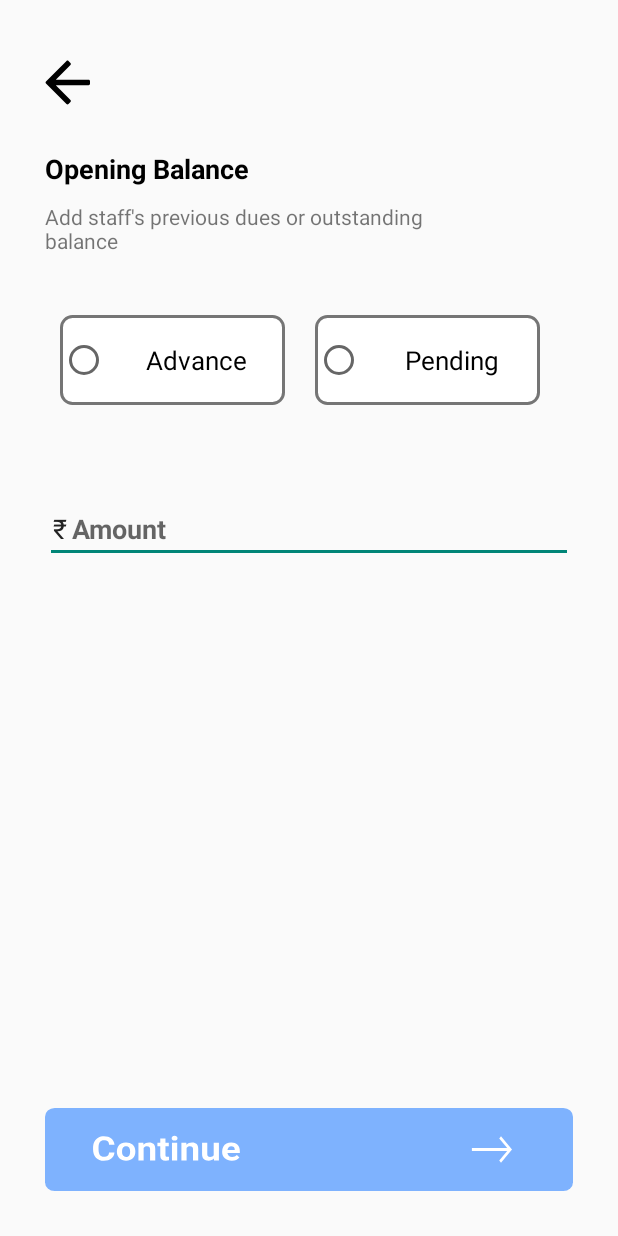
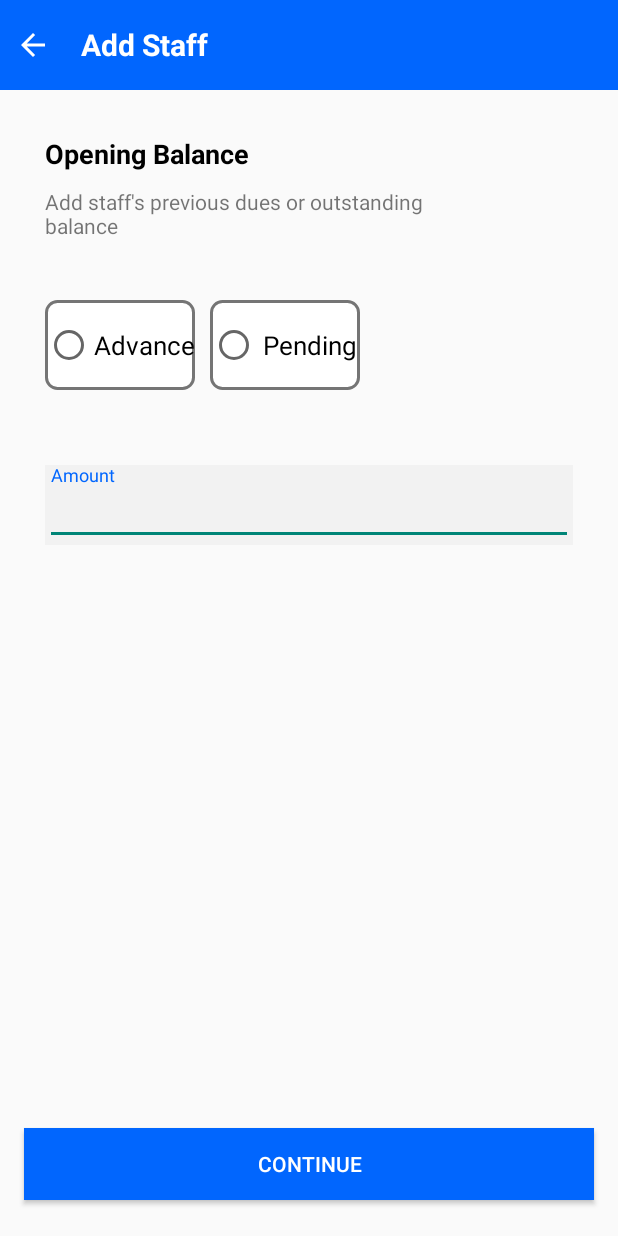
Before and after one commit to Tejeet/Carbon_PagarBook, an Android app: the OpeningBalance screen opened directly, with no data from a screen before it, on a phone screen of 412 x 824 dp. Run offline under Robolectric (Android 15) with nearby library versions, the phone set to English and light mode, and no system bars.

Commit message:
added add staff activities

```diff
--- a/PagarBook/app/src/main/java/com/example/pagarbook/Views/Activity/OpeningBalance.kt
+++ b/PagarBook/app/src/main/java/com/example/pagarbook/Views/Activity/OpeningBalance.kt
@@ -1,12 +1,30 @@
 package com.example.pagarbook.Views.Activity
 
+import android.content.Intent
 import androidx.appcompat.app.AppCompatActivity
 import android.os.Bundle
 import com.example.pagarbook.R
+import kotlinx.android.synthetic.main.activity_add_staff_salary.*
+import kotlinx.android.synthetic.main.activity_opening_balance.*
 
 class OpeningBalance : AppCompatActivity() {
     override fun onCreate(savedInstanceState: Bundle?) {
         super.onCreate(savedInstanceState)
         setContentView(R.layout.activity_opening_balance)
+
+        val staffName = intent.getStringExtra("staffName")
+        val staffNumber = intent.getStringExtra("staffNumber")
+
+        val staffAmount = intent.getStringExtra("staffAmount")
+
+
+        btnContinueOpeningBalance.setOnClickListener {
+            val intent = Intent(this,DashboardActivity::class.java)
+            intent.putExtra("openingBalance",et_opening_balance.text.toString())
+            intent.putExtra("staffName",staffName)
+            intent.putExtra("staffNumber",staffNumber)
+            intent.putExtra("staffAmount",staffAmount)
+            startActivity(intent)
+        }
     }
 }
--- a/PagarBook/app/src/main/res/layout/activity_opening_balance.xml
+++ b/PagarBook/app/src/main/res/layout/activity_opening_balance.xml
@@ -5,14 +5,37 @@
     android:layout_width="match_parent"
     android:layout_height="match_parent"
     tools:context=".Views.Activity.OpeningBalance">
-    <ImageView
-        android:id="@+id/OpeningBackArrow"
-        android:layout_width="30dp"
-        android:layout_height="30dp"
-        android:layout_marginTop="40dp"
-        android:src="@drawable/ic_back"
-        app:layout_constraintStart_toStartOf="@+id/guideline5"
-        app:layout_constraintTop_toTopOf="parent" />
+    <LinearLayout
+        android:id="@+id/llOpeningBalance"
+        app:layout_constraintTop_toTopOf="parent"
+        app:layout_constraintStart_toStartOf="parent"
+        app:layout_constraintEnd_toEndOf="parent"
+        android:layout_width="match_parent"
+        android:layout_height="60dp"
+        android:background="@color/light_blue"
+        android:orientation="horizontal"
+        app:elevation="0dp">
+
+
+        <ImageView
+            android:id="@+id/btnBackAddStaffSalary"
+            android:layout_width="wrap_content"
+            android:layout_height="wrap_content"
+            android:layout_gravity="center_vertical"
+            android:layout_marginStart="10dp"
+            android:src="@drawable/ic_baseline_arrow_back_24_white"/>
+
+        <TextView
+            android:layout_width="wrap_content"
+            android:layout_height="wrap_content"
+            android:text="Add Staff"
+            android:layout_gravity="center_vertical"
+            android:textStyle="bold"
+            android:textSize="20sp"
+            android:textColor="@color/white"
+            android:layout_marginStart="20dp"/>
+
+    </LinearLayout>
 
     <androidx.constraintlayout.widget.Guideline
         android:id="@+id/guideline4"
@@ -44,7 +67,7 @@
         android:layout_marginTop="30dp"
         android:text="Opening Balance"
         app:layout_constraintStart_toStartOf="@+id/guideline5"
-        app:layout_constraintTop_toBottomOf="@+id/OpeningBackArrow" />
+        app:layout_constraintTop_toBottomOf="@+id/llOpeningBalance" />
 
     <TextView
         android:id="@+id/textView16"
@@ -67,9 +90,10 @@
         tools:layout_editor_absoluteX="0dp">
 
         <RadioButton
-            android:layout_width="150dp"
+            android:id="@+id/radioAdvance"
+            android:layout_width="100dp"
             android:layout_height="60dp"
-            android:layout_margin="10dp"
+            android:layout_marginTop="10dp"
             android:background="@drawable/calender_border"
             android:gravity="center"
             android:text="@string/advance"
@@ -77,9 +101,11 @@
             android:textSize="17sp" />
 
         <RadioButton
-            android:layout_width="150dp"
+            android:id="@+id/radioPending"
+            android:layout_marginStart="10dp"
+            android:layout_width="100dp"
             android:layout_height="60dp"
-            android:layout_margin="10dp"
+            android:layout_marginTop="10dp"
             android:background="@drawable/calender_border"
             android:gravity="center"
             android:text="@string/pending"
@@ -90,43 +116,45 @@
     <RelativeLayout
         android:layout_width="match_parent"
         android:layout_height="wrap_content"
-        android:layout_marginTop="40dp"
+        android:layout_marginTop="30dp"
         android:layout_marginLeft="30dp"
         android:layout_marginRight="30dp"
         app:layout_constraintStart_toStartOf="parent"
         app:layout_constraintTop_toBottomOf="@+id/radioGroup">
 
-        <TextView
-            android:layout_width="wrap_content"
-            android:layout_height="wrap_content"
-            android:layout_marginTop="10dp"
-            android:paddingLeft="5dp"
-            android:text="\u20B9"
-            android:textColor="#222"
-            android:textSize="18sp" />
 
-        <EditText
+        <com.google.android.material.textfield.TextInputLayout
+            android:id="@+id/til_staff_amount"
+            style="@style/text_input_for_add_staff_name"
             android:layout_width="match_parent"
             android:layout_height="wrap_content"
-            android:paddingLeft="18dp"
-            android:textSize="18sp"
-            android:textStyle="bold"
-            android:textColor="@color/black"
-            android:hint="Amount" />
+            android:background="#f2f2f2"
+            android:hint="Amount"
+            app:layout_constraintTop_toBottomOf="@+id/til_amount">
+
+            <com.google.android.material.textfield.TextInputEditText
+                android:id="@+id/et_opening_balance"
+                android:layout_width="match_parent"
+                android:layout_height="wrap_content"
+                android:inputType="number"
+                android:maxLines="1"
+                android:textSize="16sp"
+                android:textColor="@color/black" />
+        </com.google.android.material.textfield.TextInputLayout>
     </RelativeLayout>
 
-    <ImageView
-        android:id="@+id/BtOpeningBalance"
+    <Button
+        android:id="@+id/btnContinueOpeningBalance"
+        app:layout_constraintBottom_toBottomOf="parent"
         android:layout_width="match_parent"
-        android:layout_height="55dp"
-        android:layout_marginStart="30dp"
-        android:layout_marginLeft="30dp"
-        android:layout_marginEnd="30dp"
-        android:layout_marginRight="30dp"
-        android:layout_marginBottom="30dp"
-        android:background="@drawable/ic_group_continue"
-        android:clickable="true"
-        app:layout_constraintBottom_toBottomOf="parent"
-        app:layout_constraintEnd_toEndOf="parent"
-        app:layout_constraintStart_toStartOf="parent" />
+        android:layout_height="wrap_content"
+        android:layout_gravity="bottom"
+        android:layout_marginLeft="16dp"
+        android:layout_marginTop="24dp"
+        android:layout_marginRight="16dp"
+        android:layout_marginBottom="24dp"
+
+        android:background="@color/light_blue"
+        android:textColor="@color/white"
+        android:text="Continue" />
 </androidx.constraintlayout.widget.ConstraintLayout>
```
Also changed, not shown: PagarBook/app/src/main/AndroidManifest.xml (+14 -13 lines), PagarBook/app/src/main/java/com/example/pagarbook/Views/Activity/AddStaffActivity.kt (+7 -2 lines), PagarBook/app/src/main/java/com/example/pagarbook/Views/Activity/AddStaffSalaryActivity.kt (added, +40 -0 lines), PagarBook/app/src/main/res/layout/activity_add_staff.xml (+26 -12 lines), PagarBook/app/src/main/res/layout/activity_add_staff_salary.xml (added, +119 -0 lines), 400 other files.
